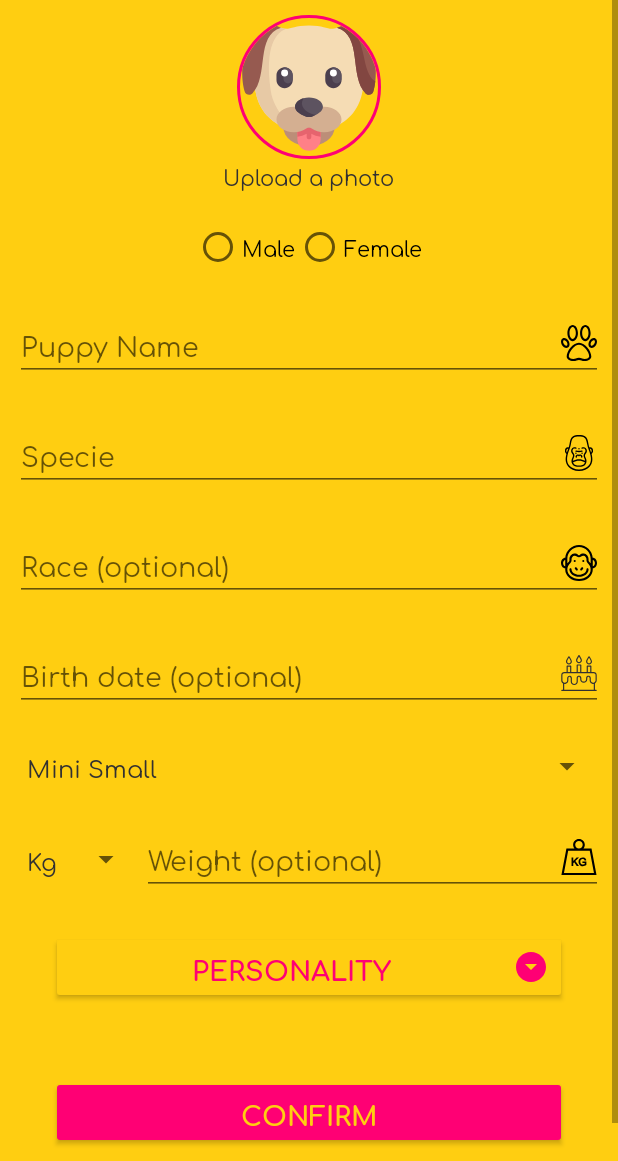
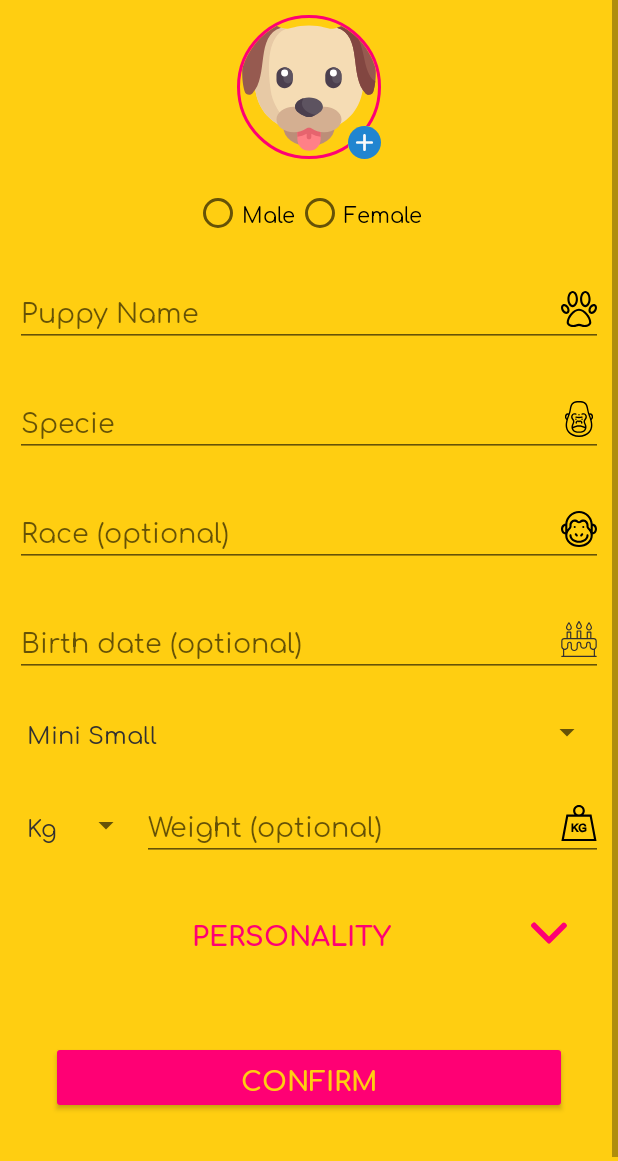
Before and after one commit to carlocorradini/happypuppy, an Android app: the RegisterPuppy screen opened directly, with no data from a screen before it, on a phone screen of 412 x 824 dp, the part 75-1236 px from its top. Run offline under Robolectric (Android 15) with nearby library versions, the phone set to English and light mode, and no system bars; our stand-ins replace CircleImageView; 1 statement that could not run was skipped.

Commit message:
FileChooser working, todo mapping with cloudinary fix layout register puppy

```diff
--- a/app/build.gradle
+++ b/app/build.gradle
@@ -36,4 +36,5 @@ dependencies {
     testImplementation 'junit:junit:4.12'
     androidTestImplementation 'androidx.test.ext:junit:1.1.1'
     androidTestImplementation 'androidx.test.espresso:espresso-core:3.2.0'
+    implementation 'org.jetbrains:annotations-java5:15.0'
 }
--- a/app/src/main/java/com/unitn/disi/lpsmt/happypuppy/RegisterPuppy.java
+++ b/app/src/main/java/com/unitn/disi/lpsmt/happypuppy/RegisterPuppy.java
@@ -1,33 +1,40 @@
 package com.unitn.disi.lpsmt.happypuppy;
 
-import android.app.Activity;
 import android.app.AlertDialog;
 import android.app.DatePickerDialog;
-import android.content.ActivityNotFoundException;
 import android.content.DialogInterface;
 import android.content.Intent;
 import android.database.Cursor;
 import android.net.Uri;
+import android.os.Build;
 import android.os.Bundle;
+import android.os.FileUtils;
+import android.provider.OpenableColumns;
 import android.text.InputType;
-import android.util.Log;
 import android.view.LayoutInflater;
 import android.view.View;
 import android.widget.ArrayAdapter;
 import android.widget.Button;
 import android.widget.DatePicker;
 import android.widget.EditText;
+import android.widget.ImageButton;
 import android.widget.RadioButton;
-import android.widget.ScrollView;
 import android.widget.Spinner;
 import android.widget.TextView;
-import android.widget.Toast;
 
+import androidx.annotation.RequiresApi;
 import androidx.appcompat.app.AppCompatActivity;
 import androidx.fragment.app.DialogFragment;
+
+import java.io.File;
+import java.io.IOException;
+import java.io.InputStream;
+import java.io.OutputStream;
 import java.text.DateFormat;
 import java.util.ArrayList;
 import java.util.Calendar;
+
+import de.hdodenhof.circleimageview.CircleImageView;
 
 public class RegisterPuppy extends AppCompatActivity implements DatePickerDialog.OnDateSetListener {
     private static final int FILE_SELECT_CODE = 0;
@@ -42,10 +49,12 @@ public class RegisterPuppy extends AppCompatActivity implements DatePickerDialog
     private Spinner sizePuppy;
     private Spinner unitWeightPuppy;
     private EditText weightPuppy;
+    private CircleImageView avatarPuppy;
 
     private TextView date;
     private Button personality;
     private Button confirm;
+    private Button imgPuppy;
 
     /* Checklist objects for puppy Personality */
     String[] listItems;
@@ -67,16 +76,18 @@ public class RegisterPuppy extends AppCompatActivity implements DatePickerDialog
         unitWeightPuppy = findViewById(R.id.register_puppy_input_spinner_weight);
         weightPuppy = findViewById(R.id.register_puppy_input_weight_puppy);
         date = findViewById(R.id.register_puppy_input_age);
+        avatarPuppy = findViewById(R.id.register_puppy_profile_image);
 
         personality = findViewById(R.id.register_puppy_button_input_personality);
         confirm = findViewById(R.id.register_puppy_button_confirm);
 
         /* Image input for puppy */
-        Button imgPuppy = findViewById(R.id.register_puppy_profile_image);
+        imgPuppy = findViewById(R.id.register_puppy_button_image);
+
         imgPuppy.setOnClickListener(new View.OnClickListener() {
             @Override
             public void onClick(View v) {
-                //showFileChooser();
+                showFileChooser(v);
             }
         });
 
@@ -192,41 +203,86 @@ public class RegisterPuppy extends AppCompatActivity implements DatePickerDialog
     }
 
     /* Open FileChooser Dialog */
-    /*private void showFileChooser() {
-        Intent target = FileUtils.createGetContentIntent();
-        target.setType("image/*");
-        target.addCategory(Intent.CATEGORY_OPENABLE);
+    public void showFileChooser(View arg0) {
+        Intent intent = new Intent(Intent.ACTION_GET_CONTENT);
 
-        Intent fileChooserDialog = Intent.createChooser(target, "Select an image to upload");
-        try {
-            startActivityForResult(fileChooserDialog, REQUEST_CODE);
-        } catch (ActivityNotFoundException ex) {
-            // Potentially direct the user to the Market with a Dialog
-            Toast.makeText(this, "Please install a File Manager.",
-                    Toast.LENGTH_SHORT).show();
-        }
+        // Prende tutti i file indistintamente dalla tipologia
+        intent.setType("image/*");
+
+        // In questo modo vengono visualizzati solamente i file presenti in locale. Volendo si puo' anche integrare la ricerca su Google Drive, ma per ora la lascerei fuori.
+        intent.addCategory(Intent.CATEGORY_OPENABLE);
+        intent.putExtra(Intent.EXTRA_LOCAL_ONLY, true);
+
+        // Volendo si possono impostare dei filtri sulle tipologie dei file. Per essere generici mantieni pure lo 0
+         int REQUEST_CODE = 0;
+        startActivityForResult(intent, REQUEST_CODE);
     }
 
     @Override
     protected void onActivityResult(int requestCode, int resultCode, Intent data) {
-        switch (requestCode){
-            case REQUEST_CODE:
-                //If the file selection was successful
-                if(data != null){
-                    final Uri uri = data.getData();
-                    Log.i(TAG, "Uri ="+ uri.toString());
-                    try{
-                        //Get the file from the uri
-                        final String path = FileUtils.getPath(this,uri);
-                        Toast.makeText(RegisterPuppy.this,
-                                "File Selected: "+ path,
-                                Toast.LENGTH_LONG).show();
-                    }catch (Exception e){
-                        Log.e("File selector test","file select error", e);
-                    }
-                }
-                break;
+        super.onActivityResult(requestCode,resultCode,data);
+
+        // Ritorna se l'utente non ha selezionato nulla
+        if (requestCode != REQUEST_CODE || resultCode != RESULT_OK) {
+            return;
         }
-        super.onActivityResult(requestCode,resultCode,data);
-    }*/
+        // Importa il file
+        try {
+            importFile(data.getData());
+        } catch (IOException e) {
+            e.printStackTrace();
+        }
+    }
+
+    public void importFile(Uri uri) throws IOException {
+        String fileName = getFileName(uri);
+        // Gestione del file temporaneo
+        File tmp_file = new File(fileName);
+       // File fileCopy = copyToTempFile(uri, tmp_file);
+        // Done!
+    }
+
+    /**
+     * Gestisce il file temporaneo
+     *
+     * @param uri
+     * @param tempFile
+     * @return il file temporaneo
+     * @throws IOException se accadono errori
+     */
+    @RequiresApi(api = Build.VERSION_CODES.Q)
+    private File copyToTempFile(Uri uri, File tempFile) throws IOException {
+        // Ottiene l'input stream del file
+        InputStream inputStream = getContentResolver().openInputStream(uri);
+        OutputStream outStream = null;
+        if (inputStream == null) {
+            throw new IOException("Unable to obtain input stream from URI");
+        }
+
+        // Copia lo stream sul file temporaneo
+        FileUtils.copy(inputStream, outStream);
+
+        return tempFile;
+    }
+    /**
+     * Ottiene il nome del file. Maggiori informazioni qui
+     * https://developer.android.com/training/secure-file-sharing/retrieve-info.html#RetrieveFileInfo
+     *
+     * @param uri
+     * @return il nome del file senza il path
+     * @throws IllegalArgumentException
+     */
+    private String getFileName(Uri uri) throws IllegalArgumentException {
+        // Ottiene il cursore della risorsa
+        Cursor cursor = getContentResolver().query(uri, null, null, null, null);
+
+        if (cursor.getCount() <= 0) {
+            cursor.close();
+            throw new IllegalArgumentException("Can't obtain file name, cursor is empty");
+        }
+        cursor.moveToFirst();
+        String fileName = cursor.getString(cursor.getColumnIndexOrThrow(OpenableColumns.DISPLAY_NAME));
+        cursor.close();
+        return fileName;
+    }
 }
--- /dev/null
+++ b/app/src/main/res/drawable/ic_add_avatar.xml
@@ -0,0 +1,5 @@
+<vector android:height="22dp" android:viewportHeight="512"
+    android:viewportWidth="512" android:width="22dp" xmlns:android="http://schemas.android.com/apk/res/android">
+    <path android:fillColor="#2185D0" android:pathData="m256,0c-141.164,0 -256,114.836 -256,256s114.836,256 256,256 256,-114.836 256,-256 -114.836,-256 -256,-256zM256,0"/>
+    <path android:fillColor="#FAFAFA" android:pathData="m368,277.332h-90.668v90.668c0,11.777 -9.555,21.332 -21.332,21.332s-21.332,-9.555 -21.332,-21.332v-90.668h-90.668c-11.777,0 -21.332,-9.555 -21.332,-21.332s9.555,-21.332 21.332,-21.332h90.668v-90.668c0,-11.777 9.555,-21.332 21.332,-21.332s21.332,9.555 21.332,21.332v90.668h90.668c11.777,0 21.332,9.555 21.332,21.332s-9.555,21.332 -21.332,21.332zM368,277.332"/>
+</vector>
--- a/app/src/main/res/drawable/ic_arrow_drop_down.xml
+++ /dev/null
@@ -1,9 +0,0 @@
-<vector xmlns:android="http://schemas.android.com/apk/res/android"
-        android:width="24dp"
-        android:height="24dp"
-        android:viewportWidth="24.0"
-        android:viewportHeight="24.0">
-    <path
-        android:fillColor="#FF000000"
-        android:pathData="M12,2C6.48,2 2,6.48 2,12s4.48,10 10,10 10,-4.48 10,-10S17.52,2 12,2zM12,14l-4,-4h8l-4,4z"/>
-</vector>
--- /dev/null
+++ b/app/src/main/res/drawable/ic_drop_down_arrow.xml
@@ -0,0 +1,4 @@
+<vector android:height="24dp" android:viewportHeight="491.996"
+    android:viewportWidth="491.996" android:width="24dp" xmlns:android="http://schemas.android.com/apk/res/android">
+    <path android:fillColor="#FF000000" android:pathData="M484.132,124.986l-16.116,-16.228c-5.072,-5.068 -11.82,-7.86 -19.032,-7.86c-7.208,0 -13.964,2.792 -19.036,7.86l-183.84,183.848L62.056,108.554c-5.064,-5.068 -11.82,-7.856 -19.028,-7.856s-13.968,2.788 -19.036,7.856l-16.12,16.128c-10.496,10.488 -10.496,27.572 0,38.06l219.136,219.924c5.064,5.064 11.812,8.632 19.084,8.632h0.084c7.212,0 13.96,-3.572 19.024,-8.632l218.932,-219.328c5.072,-5.064 7.856,-12.016 7.864,-19.224C491.996,136.902 489.204,130.046 484.132,124.986z"/>
+</vector>
--- a/app/src/main/res/layout/fragment_register_puppy.xml
+++ b/app/src/main/res/layout/fragment_register_puppy.xml
@@ -57,16 +57,15 @@
 
         <LinearLayout
             android:layout_width="fill_parent"
-            android:layout_height="match_parent"
+            android:layout_height="wrap_content"
             android:layout_gravity="center_horizontal"
             android:orientation="vertical"
             android:padding="10dip">
 
-            <LinearLayout
-                android:id="@+id/register_puppy_section_img"
-                android:layout_width="match_parent"
-                android:layout_height="match_parent"
-                android:orientation="vertical">
+            <RelativeLayout
+                android:layout_width="wrap_content"
+                android:layout_height="wrap_content"
+                android:layout_gravity="center">
 
                 <de.hdodenhof.circleimageview.CircleImageView
                     android:id="@+id/register_puppy_profile_image"
@@ -77,13 +76,16 @@
                     app:civ_border_color="@color/colorSecondary"
                     app:civ_border_width="2dp" />
 
-                <TextView
-                    android:id="@+id/register_puppy_uri_photo"
-                    android:layout_width="wrap_content"
-                    android:layout_height="match_parent"
-                    android:layout_gravity="center"
-                    android:text="@string/upload_avatar" />
-            </LinearLayout>
+                <Button
+                    android:id="@+id/register_puppy_button_image"
+                    style="?android:attr/borderlessButtonStyle"
+                    android:layout_width="22dp"
+                    android:layout_height="22dp"
+                    android:layout_alignParentBottom="true"
+                    android:layout_alignEnd="@+id/register_puppy_profile_image"
+                    android:background="@color/colorPrimary"
+                    android:drawableEnd="@drawable/ic_add_avatar" />
+            </RelativeLayout>
 
             <RadioGroup
                 android:layout_width="wrap_content"
@@ -179,13 +181,14 @@
             <Button
                 android:id="@+id/register_puppy_button_input_personality"
                 style="@style/Button.Colored"
+                android:background="?android:attr/selectableItemBackground"
                 android:layout_width="match_parent"
                 android:layout_height="wrap_content"
                 android:textSize="@dimen/text_size_standard"
                 android:layout_margin="@dimen/margin"
                 android:text="@string/puppy_behaviour"
                 android:drawableTint="@color/colorSecondary"
-                android:drawableEnd="@drawable/ic_arrow_drop_down"/>
+                android:drawableEnd="@drawable/ic_drop_down_arrow"/>
 
             <Button
                 android:id="@+id/register_puppy_button_confirm"
--- a/app/src/main/res/values/colors.xml
+++ b/app/src/main/res/values/colors.xml
@@ -6,4 +6,5 @@
     <color name="colorTertiary">#FF80C0</color>
     <color name="colorAccent">#333131</color>
     <color name="colorAccentOpacity">#BF333131</color>
+    <color name="colorBlueAdd">#2185d0</color>
 </resources>
```
